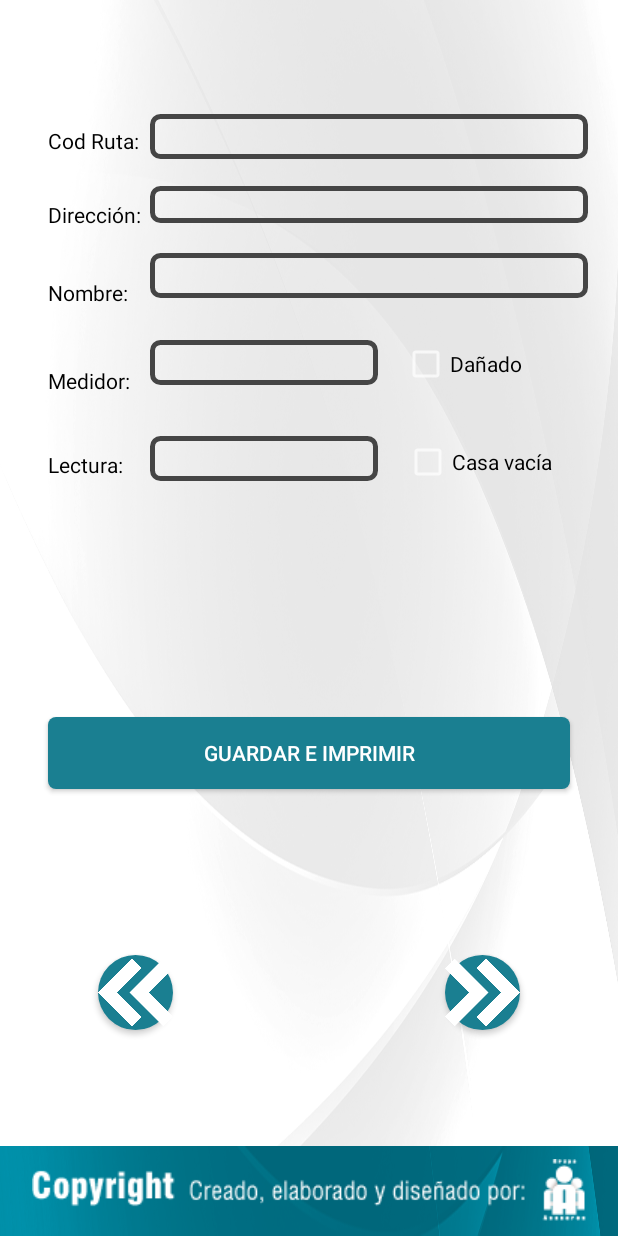
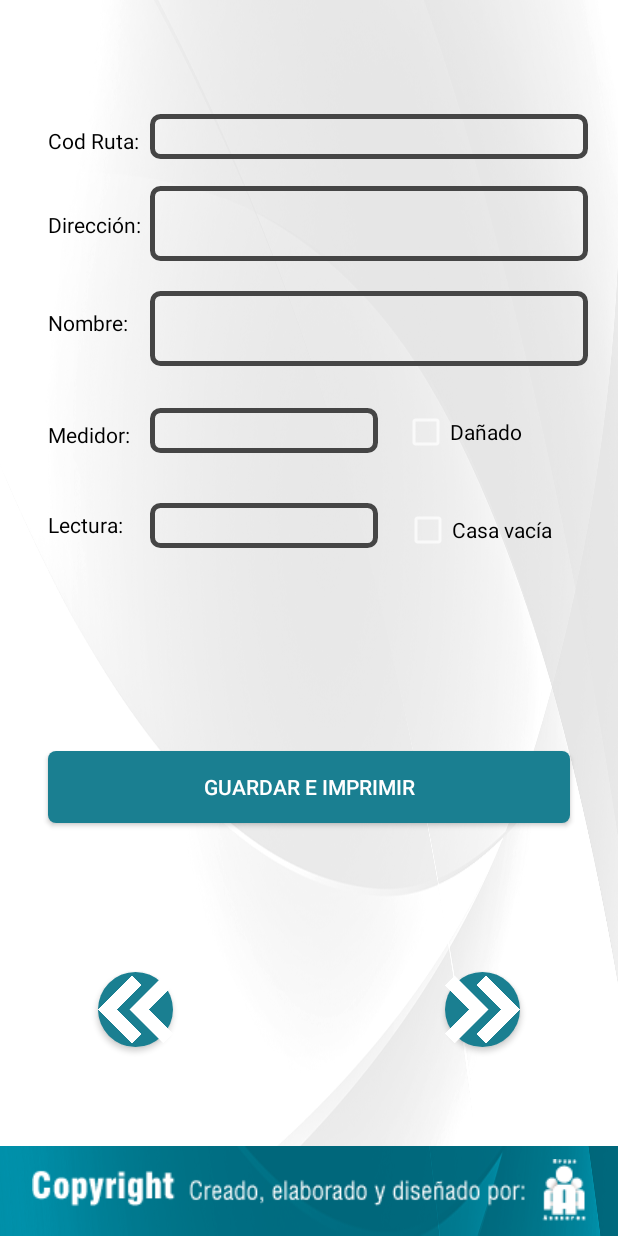
Before and after one commit to Jacfrees/ServiciosPublicos, an Android app: the fragment RegistrarLecturaFragment shown on its own in the app's theme, on a phone screen of 412 x 824 dp. Run offline under Robolectric (Android 15) with nearby library versions, the phone set to English and light mode, and no system bars; 2 statements that could not run were skipped.

```diff
--- a/app/src/main/res/layout/fragment_registrar_lectura.xml
+++ b/app/src/main/res/layout/fragment_registrar_lectura.xml
@@ -7,9 +7,6 @@
     tools:context=".RegistrarLecturaFragment"
     android:background="@drawable/fondo"
     >
-
-    <!-- TODO: Update blank fragment layout -->
-
 
     <androidx.constraintlayout.widget.ConstraintLayout
         android:layout_width="match_parent"
@@ -79,12 +76,14 @@
             app:layout_constraintHorizontal_bias="0.0"
             app:layout_constraintStart_toStartOf="parent"
             app:layout_constraintTop_toBottomOf="@+id/txt_medidor"
-            app:layout_constraintVertical_bias="0.016" />
+            app:layout_constraintVertical_bias="0.016"
+            android:paddingLeft="10dp"
+            android:textColor="#000000"/>
 
         <EditText
             android:id="@+id/txt_nombre"
             android:layout_width="match_parent"
-            android:layout_height="30dp"
+            android:layout_height="50dp"
             android:layout_marginStart="100dp"
             android:layout_marginLeft="125dp"
             android:layout_marginTop="20dp"
@@ -105,7 +104,7 @@
         <EditText
             android:id="@+id/txt_direccion"
             android:layout_width="match_parent"
-            android:layout_height="wrap_content"
+            android:layout_height="50dp"
             android:layout_marginStart="100dp"
             android:layout_marginLeft="100dp"
             android:layout_marginTop="18dp"
@@ -210,7 +209,7 @@
             android:layout_height="wrap_content"
             android:layout_marginStart="32dp"
             android:layout_marginLeft="32dp"
-            android:layout_marginTop="133dp"
+            android:layout_marginTop="140dp"
             android:text="Dirección:"
             android:textColor="@color/colorPrimaryDark"
             app:layout_constraintStart_toStartOf="parent"
@@ -222,12 +221,9 @@
             android:layout_height="wrap_content"
             android:layout_marginStart="32dp"
             android:layout_marginLeft="32dp"
-            android:layout_marginTop="185dp"
-            android:layout_marginEnd="33dp"
-            android:layout_marginRight="33dp"
+            android:layout_marginTop="205dp"
             android:text="Nombre:"
             android:textColor="@color/colorPrimaryDark"
-            app:layout_constraintHorizontal_bias="1.0"
             app:layout_constraintStart_toStartOf="parent"
             app:layout_constraintTop_toTopOf="parent" />
 
@@ -237,12 +233,9 @@
             android:layout_height="wrap_content"
             android:layout_marginStart="32dp"
             android:layout_marginLeft="32dp"
-            android:layout_marginTop="244dp"
-            android:layout_marginEnd="33dp"
-            android:layout_marginRight="33dp"
+            android:layout_marginTop="280dp"
             android:text="Medidor:"
             android:textColor="@color/colorPrimaryDark"
-            app:layout_constraintHorizontal_bias="0.0"
             app:layout_constraintStart_toStartOf="parent"
             app:layout_constraintTop_toTopOf="parent" />
 
@@ -252,12 +245,9 @@
             android:layout_height="wrap_content"
             android:layout_marginStart="32dp"
             android:layout_marginLeft="32dp"
-            android:layout_marginTop="300dp"
-            android:layout_marginEnd="33dp"
-            android:layout_marginRight="33dp"
+            android:layout_marginTop="340dp"
             android:text="Lectura:"
             android:textColor="@color/colorPrimaryDark"
-            app:layout_constraintHorizontal_bias="0.0"
             app:layout_constraintStart_toStartOf="parent"
             app:layout_constraintTop_toTopOf="parent" />
 
--- a/app/src/main/res/values/colors.xml
+++ b/app/src/main/res/values/colors.xml
@@ -2,5 +2,5 @@
 <resources>
     <color name="colorPrimary">#FFFFFF</color>
     <color name="colorPrimaryDark">#000000</color>
-    <color name="colorAccent">#03DAC5</color>
+    <color name="colorAccent">#000000</color>
 </resources>
```
Also changed, not shown: app/src/main/java/com/sigiep/serviciospublicos/RegistrarLecturaFragment.java (+101 -2 lines), app/src/main/java/com/sigiep/serviciospublicos/controllers/MainController.java (+108 -1 lines), app/src/main/java/com/sigiep/serviciospublicos/models/LecturaEntity.java (+21 -2 lines).
